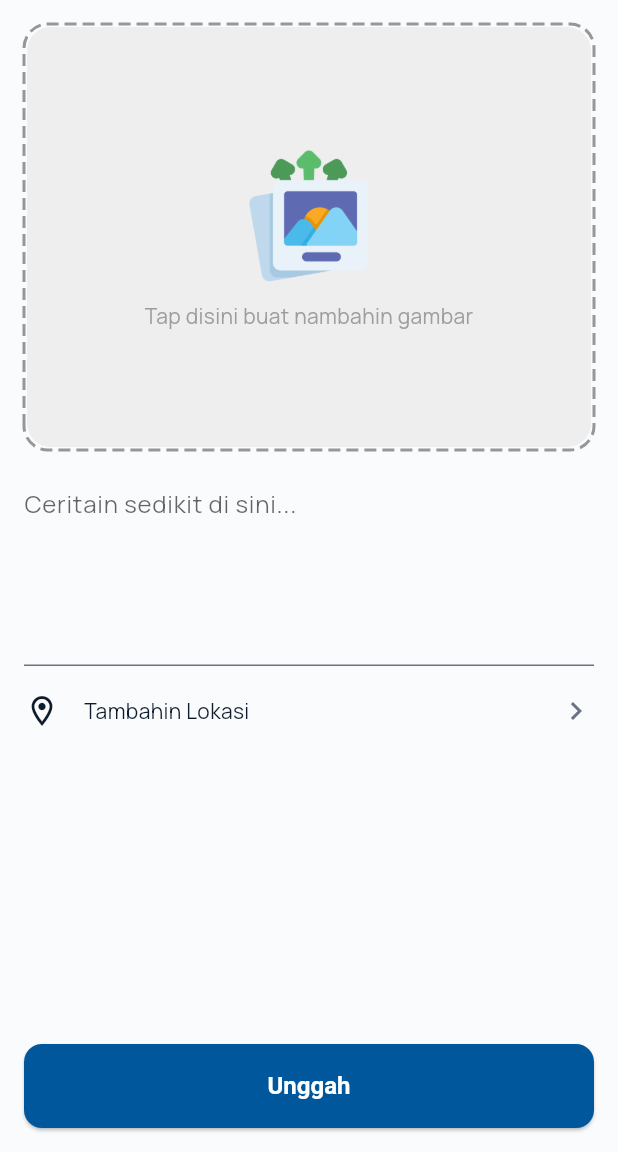
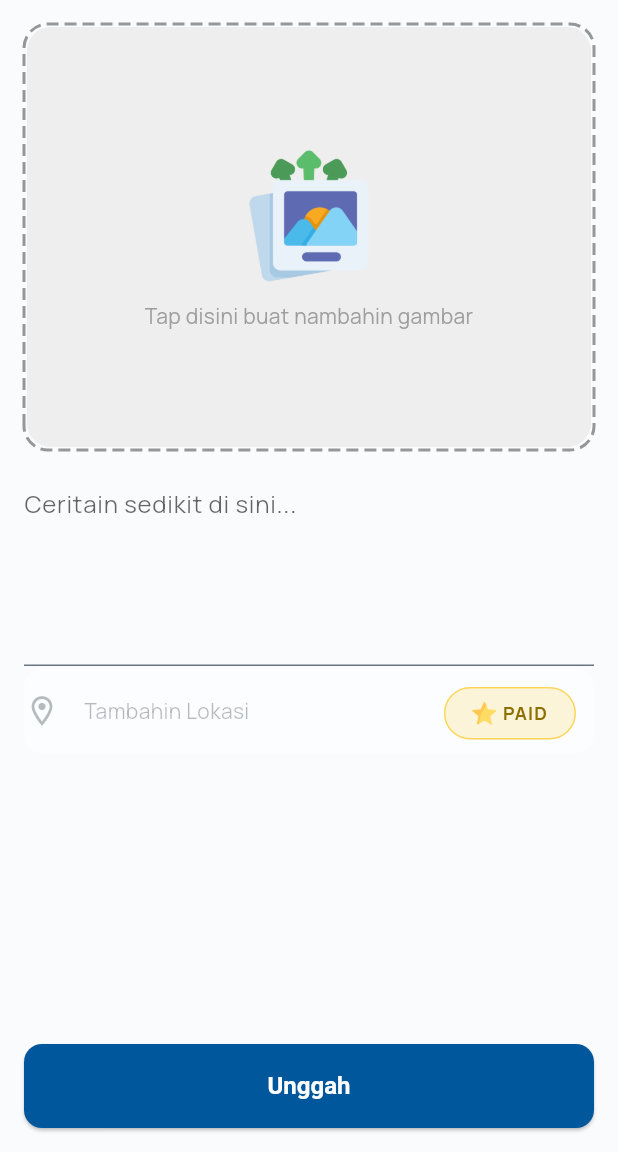
Before and after one commit to romydewantara/Fleegram, a Flutter app: the PostStoryPage screen opened by its route, on a phone screen of 412 x 824 dp, the part 84-1236 px from its top. Run offline on Flutter 3.47's test engine with Material 3 defaults, Android fonts, the phone set to English and light mode, and no system bars; drawn by our look-alikes of dotted_border; our stand-ins replace geocoding, geolocator, go_router, google_maps_flutter, image_cropper, image_picker and 3 more; accounts and stored records are empty; network calls fail; project files that could hold a hidden picture were left out.

Commit message:
feat: add build variant for free and paid build flavors.

```diff
--- a/lib/app/fleegram_app.dart
+++ b/lib/app/fleegram_app.dart
@@ -1,4 +1,6 @@
 import 'package:fleegram/app/theme/app_theme.dart';
+import 'package:fleegram/core/config/app_config.dart';
+import 'package:fleegram/core/config/flavor_config.dart';
 import 'package:fleegram/core/network/api_client.dart';
 import 'package:fleegram/core/network/multipart_client.dart';
 import 'package:fleegram/data/repositories/auth_repository.dart';
@@ -22,6 +24,9 @@ class Fleegram extends StatelessWidget {
   Widget build(BuildContext context) {
     return MultiProvider(
       providers: [
+        Provider<AppConfig>(
+          create: (_) => const AppConfig(isPaid: FlavorConfig.isPaid),
+        ),
         ChangeNotifierProvider(create: (_) => ThemeProvider()..load()),
         ChangeNotifierProvider(create: (_) => LocaleProvider()..load()),
         Provider<ApiClient>(create: (_) => ApiClient()),
--- a/lib/app/theme/dark_theme.dart
+++ b/lib/app/theme/dark_theme.dart
@@ -8,6 +8,7 @@ const _surfaceColor = Color(0xFF121212);
 const _errorColor = Colors.redAccent;
 const _textPrimary = Colors.white;
 const _textSecondary = Colors.white70;
+const _greenColor = Color(0xFF2ECC71);
 
 ThemeData darkTheme = ThemeData(
   useMaterial3: true,
@@ -26,6 +27,7 @@ ThemeData darkTheme = ThemeData(
     onSecondary: Colors.black,
     onSurface: _textPrimary,
     onSurfaceVariant: _textSecondary,
+    secondaryContainer: _greenColor,
     onError: Colors.black,
   ),
 
--- a/lib/app/theme/light_theme.dart
+++ b/lib/app/theme/light_theme.dart
@@ -8,6 +8,7 @@ const _surfaceColor = Colors.white;
 const _errorColor = Color(0xFFD32F2F);
 const _textPrimary = Color(0xFF0D1B2A);
 const _textSecondary = Color(0xFF6B7280);
+const _greenColor = Color(0xFF26A69A);
 
 ThemeData lightTheme = ThemeData(
   useMaterial3: true,
@@ -26,6 +27,7 @@ ThemeData lightTheme = ThemeData(
     onSecondary: Colors.black,
     onSurface: _textPrimary,
     onSurfaceVariant: _textSecondary,
+    secondaryContainer: _greenColor,
     onError: Colors.white,
   ),
 
--- /dev/null
+++ b/lib/core/config/app_config.dart
@@ -0,0 +1,5 @@
+class AppConfig {
+  final bool isPaid;
+
+  const AppConfig({required this.isPaid});
+}
--- /dev/null
+++ b/lib/core/config/flavor_config.dart
@@ -0,0 +1,6 @@
+class FlavorConfig {
+  static const bool isPaid = bool.fromEnvironment(
+    'IS_PAID',
+    defaultValue: false,
+  );
+}
--- a/lib/core/constants/app_assets.dart
+++ b/lib/core/constants/app_assets.dart
@@ -6,6 +6,7 @@ class AppAssets {
   static const String icGallery = 'assets/images/ic_gallery.png';
   static const String icAddImage = 'assets/images/ic_add_image.png';
   static const String icProfile = 'assets/images/ic_profile.png';
+  static const String icStar = 'assets/images/ic_star.png';
   static const String icVerified = 'assets/images/ic_verified.png';
 
   static const String lottieSplash = 'assets/lottie/splash.json';
--- a/lib/l10n/app_localization.dart
+++ b/lib/l10n/app_localization.dart
@@ -596,6 +596,78 @@ abstract class AppLocalizations {
   /// **'Yah! Gagal dapetin lokasi sekarang'**
   String get locationFailed;
 
+  /// Pesan ketika user diminta menghubungi admin
+  ///
+  /// In id, this message translates to:
+  /// **'Hai {name}! Yuk, coba hubungi administrator atau call center kami ya.'**
+  String contactAdminMessage(String name);
+
+  /// No description provided for @userCalled.
+  ///
+  /// In id, this message translates to:
+  /// **'Kak'**
+  String get userCalled;
+
+  /// No description provided for @freeAccountTitle.
+  ///
+  /// In id, this message translates to:
+  /// **'Akun Free'**
+  String get freeAccountTitle;
+
+  /// No description provided for @freeAccountDescription.
+  ///
+  /// In id, this message translates to:
+  /// **'Akun kamu saat ini masih FREE.\nUpgrade ke PAID untuk membuka fitur lengkap.'**
+  String get freeAccountDescription;
+
+  /// No description provided for @upgradeToPaid.
+  ///
+  /// In id, this message translates to:
+  /// **'Upgrade ke PAID'**
+  String get upgradeToPaid;
+
+  /// No description provided for @maybeLater.
+  ///
+  /// In id, this message translates to:
+  /// **'Nanti aja'**
+  String get maybeLater;
+
+  /// No description provided for @feature.
+  ///
+  /// In id, this message translates to:
+  /// **'Fitur'**
+  String get feature;
+
+  /// No description provided for @freeLabel.
+  ///
+  /// In id, this message translates to:
+  /// **'FREE'**
+  String get freeLabel;
+
+  /// No description provided for @paidLabel.
+  ///
+  /// In id, this message translates to:
+  /// **'PAID'**
+  String get paidLabel;
+
+  /// No description provided for @addPhoto.
+  ///
+  /// In id, this message translates to:
+  /// **'Menambahkan Foto'**
+  String get addPhoto;
+
+  /// No description provided for @addDescription.
+  ///
+  /// In id, this message translates to:
+  /// **'Menambahkan Deskripsi'**
+  String get addDescription;
+
+  /// No description provided for @addLocationFeature.
+  ///
+  /// In id, this message translates to:
+  /// **'Menambahkan Lokasi'**
+  String get addLocationFeature;
+
   /// No description provided for @settingTitle.
   ///
   /// In id, this message translates to:
--- a/lib/presentation/pages/post_story_page.dart
+++ b/lib/presentation/pages/post_story_page.dart
@@ -1,9 +1,14 @@
 import 'dart:io';
 
+import 'package:fleegram/core/config/app_config.dart';
+import 'package:fleegram/core/constants/app_assets.dart';
+import 'package:fleegram/core/utils/session_manager.dart';
 import 'package:fleegram/l10n/app_localization.dart';
 import 'package:fleegram/presentation/providers/story_provider.dart';
 import 'package:fleegram/presentation/utils/snackbar_helper.dart';
 import 'package:fleegram/presentation/widgets/map_picker_sheet.dart';
+import 'package:fleegram/presentation/widgets/premium_locked_tile.dart';
+import 'package:fleegram/presentation/widgets/pulse_badge.dart';
 import 'package:fleegram/presentation/widgets/story_image_picker.dart';
 import 'package:fleegram/presentation/widgets/story_image_source_bottom_sheet.dart';
 import 'package:flutter/material.dart';
@@ -189,47 +194,7 @@ class _PostStoryPageState extends State<PostStoryPage> {
                       ),
                     ),
                     const SizedBox(height: 2),
-                    Container(
-                      decoration: BoxDecoration(
-                        color: Colors.transparent,
-                        borderRadius: BorderRadius.circular(12),
-                      ),
-                      child: ListTile(
-                        contentPadding: const EdgeInsets.symmetric(
-                          horizontal: 0,
-                        ),
-                        onTap: _openMapSheet,
-                        leading: Icon(
-                          Icons.location_on_outlined,
-                          color: theme.colorScheme.onSurface,
-                        ),
-                        title: Text(
-                          _selectedAddress ?? l10n.addLocation,
-                          maxLines: 1,
-                          overflow: TextOverflow.ellipsis,
-                          style: theme.textTheme.bodyMedium?.copyWith(
-                            color: theme.colorScheme.onSurface,
-                          ),
-                        ),
-                        trailing: _selectedAddress == null
-                            ? Icon(
-                                Icons.chevron_right,
-                                color: theme.colorScheme.onSurfaceVariant,
-                              )
-                            : IconButton(
-                                icon: Icon(
-                                  Icons.close,
-                                  color: theme.colorScheme.onSurfaceVariant,
-                                ),
-                                onPressed: () {
-                                  setState(() {
-                                    _selectedAddress = null;
-                                    _selectedLatLng = null;
-                                  });
-                                },
-                              ),
-                      ),
-                    ),
+                    _buildPremiumLockedTile(theme, l10n),
                   ],
                 ),
               ),
@@ -282,6 +247,100 @@ class _PostStoryPageState extends State<PostStoryPage> {
     );
   }
 
+  Widget _buildPremiumLockedTile(ThemeData theme, AppLocalizations l10n) {
+    final bool isPaid = context.read<AppConfig>().isPaid;
+
+    return PremiumLockedTile(
+      isPaid: isPaid,
+      foreground: !isPaid
+          ? Container(
+              padding: const EdgeInsets.symmetric(horizontal: 10, vertical: 4),
+              decoration: BoxDecoration(
+                color: Colors.amber.withValues(alpha: 0.15),
+                borderRadius: BorderRadius.circular(20),
+                border: Border.all(color: Colors.amber.withValues(alpha: 0.6)),
+              ),
+              child: InkWell(
+                borderRadius: BorderRadius.circular(6),
+                onTap: () async {
+                  final result = await context.push<bool>('/paid-info');
+
+                  if (result == true && mounted) {
+                    SnackbarHelper.show(
+                      context,
+                      l10n.contactAdminMessage(
+                        SessionManager.name ?? l10n.userCalled,
+                      ),
+                      type: SnackbarType.info,
+                      marginVertical: 80,
+                    );
+                  }
+                },
+                child: PulseBadge(
+                  child: Padding(
+                    padding: const EdgeInsets.symmetric(
+                      horizontal: 8,
+                      vertical: 4,
+                    ),
+                    child: Row(
+                      mainAxisSize: MainAxisSize.min,
+                      children: [
+                        Image.asset(AppAssets.icStar, width: 16, height: 16),
+                        const SizedBox(width: 4),
+                        Text(
+                          l10n.paidLabel,
+                          style: TextStyle(
+                            color: Color(0xFF8D6E00),
+                            fontWeight: FontWeight.w700,
+                            letterSpacing: 0.8,
+                            fontSize: 12,
+                          ),
+                        ),
+                      ],
+                    ),
+                  ),
+                ),
+              ),
+            )
+          : null,
+      child: ListTile(
+        contentPadding: const EdgeInsets.symmetric(horizontal: 0),
+        onTap: isPaid ? _openMapSheet : null,
+        leading: Icon(
+          Icons.location_on_outlined,
+          color: theme.colorScheme.onSurface,
+        ),
+        title: Text(
+          _selectedAddress ?? l10n.addLocation,
+          maxLines: 1,
+          overflow: TextOverflow.ellipsis,
+          style: theme.textTheme.bodyMedium?.copyWith(
+            color: theme.colorScheme.onSurface,
+          ),
+        ),
+        trailing: _selectedAddress != null
+            ? IconButton(
+                icon: Icon(
+                  Icons.close,
+                  color: theme.colorScheme.onSurfaceVariant,
+                ),
+                onPressed: () {
+                  setState(() {
+                    _selectedAddress = null;
+                    _selectedLatLng = null;
+                  });
+                },
+              )
+            : isPaid
+            ? Icon(
+                Icons.chevron_right,
+                color: theme.colorScheme.onSurfaceVariant,
+              )
+            : null,
+      ),
+    );
+  }
+
   void _openMapSheet() {
     setState(() {
       _isPickingLocation = true;
--- /dev/null
+++ b/lib/presentation/widgets/premium_locked_tile.dart
@@ -0,0 +1,41 @@
+import 'package:flutter/material.dart';
+
+class PremiumLockedTile extends StatelessWidget {
+  final bool isPaid;
+  final Widget child;
+  final Widget? foreground;
+
+  const PremiumLockedTile({
+    super.key,
+    required this.isPaid,
+    required this.child,
+    this.foreground,
+  });
+
+  @override
+  Widget build(BuildContext context) {
+    final theme = Theme.of(context);
+
+    return Stack(
+      children: [
+        AbsorbPointer(
+          absorbing: !isPaid,
+          child: Opacity(opacity: isPaid ? 1 : 0.5, child: child),
+        ),
+
+        if (!isPaid)
+          Positioned.fill(
+            child: Container(
+              decoration: BoxDecoration(
+                color: theme.colorScheme.surface.withValues(alpha: 0.4),
+                borderRadius: BorderRadius.circular(12),
+              ),
+            ),
+          ),
+
+        if (!isPaid && foreground != null)
+          Positioned(right: 12, top: 12, child: foreground!),
+      ],
+    );
+  }
+}
--- /dev/null
+++ b/lib/presentation/widgets/pulse_badge.dart
@@ -0,0 +1,68 @@
+import 'package:flutter/material.dart';
+
+class PulseBadge extends StatefulWidget {
+  final Widget child;
+  const PulseBadge({super.key, required this.child});
+
+  @override
+  State<PulseBadge> createState() => _PulseBadgeState();
+}
+
+class _PulseBadgeState extends State<PulseBadge>
+    with SingleTickerProviderStateMixin {
+  late final AnimationController _controller;
+  late final Animation<double> _animation;
+
+  @override
+  void initState() {
+    super.initState();
+
+    _controller = AnimationController(
+      vsync: this,
+      duration: const Duration(milliseconds: 2200),
+    )..repeat();
+
+    _animation = TweenSequence([
+      TweenSequenceItem(
+        tween: Tween<double>(
+          begin: 1.0,
+          end: 1.2,
+        ).chain(CurveTween(curve: Curves.easeInOut)),
+        weight: 2,
+      ),
+      TweenSequenceItem(
+        tween: Tween<double>(
+          begin: 1.2,
+          end: 1.0,
+        ).chain(CurveTween(curve: Curves.easeInOut)),
+        weight: 2,
+      ),
+      TweenSequenceItem(
+        tween: Tween<double>(
+          begin: 1.0,
+          end: 1.2,
+        ).chain(CurveTween(curve: Curves.easeInOut)),
+        weight: 2,
+      ),
+      TweenSequenceItem(
+        tween: Tween<double>(
+          begin: 1.2,
+          end: 1.0,
+        ).chain(CurveTween(curve: Curves.easeInOut)),
+        weight: 2,
+      ),
+      TweenSequenceItem(tween: ConstantTween<double>(1.0), weight: 12),
+    ]).animate(_controller);
+  }
+
+  @override
+  void dispose() {
+    _controller.dispose();
+    super.dispose();
+  }
+
+  @override
+  Widget build(BuildContext context) {
+    return ScaleTransition(scale: _animation, child: widget.child);
+  }
+}
--- a/pubspec.yaml
+++ b/pubspec.yaml
@@ -43,6 +43,7 @@ flutter:
     - assets/images/ic_camera.png
     - assets/images/ic_gallery.png
     - assets/images/ic_profile.png
+    - assets/images/ic_star.png
     - assets/images/ic_verified.png
     - assets/lottie/banner.json
     - assets/lottie/credential.json
```
Also changed, not shown: lib/l10n/app_en.arb (+20 -0 lines), lib/l10n/app_id.arb (+20 -0 lines), lib/l10n/app_localization_en.dart (+39 -0 lines), lib/l10n/app_localization_id.dart (+39 -0 lines), lib/presentation/widgets/paid_info_dialog.dart (added, +137 -0 lines), lib/router/app_router.dart (+25 -0 lines), assets/images/ic_star.png (added), 4 other files.
